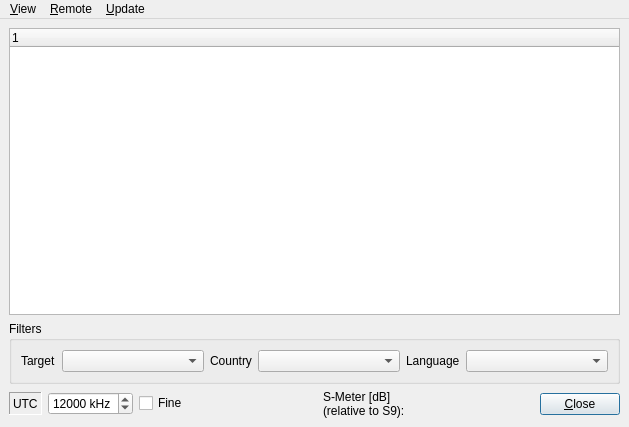
This is dream/src/GUI-QT/StationsDlgbase.ui in mmjee/dream-patched as Qt 5 draws it before an edit. The edited form follows.
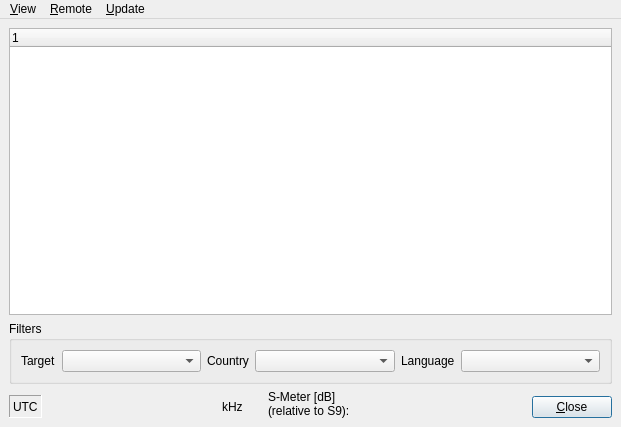
This is the edited form. Icons and pictures are not drawn. Custom widgets are drawn as their Qt base class.

The edit to the form file:
```diff
--- a/dream/src/GUI-QT/StationsDlgbase.ui
+++ b/dream/src/GUI-QT/StationsDlgbase.ui
@@ -6,7 +6,7 @@
    <rect>
     <x>0</x>
     <y>0</y>
-    <width>629</width>
+    <width>621</width>
     <height>427</height>
    </rect>
   </property>
@@ -110,6 +110,16 @@
         <property name="spacing">
          <number>0</number>
         </property>
+         <item>
+          <widget class="QWidget" name="widget_2" native="true">
+           <property name="sizePolicy">
+            <sizepolicy hsizetype="Minimum" vsizetype="Minimum">
+             <horstretch>0</horstretch>
+             <verstretch>0</verstretch>
+            </sizepolicy>
+           </property>
+          </widget>
+         </item>
         <item>
          <layout class="QHBoxLayout" name="horizontalLayout_2">
           <property name="spacing">
@@ -144,25 +154,37 @@
            </widget>
           </item>
           <item>
-           <widget class="QDoubleSpinBox" name="spinBoxFrequency">
-            <property name="suffix">
-             <string> kHz</string>
-            </property>
-            <property name="decimals">
-             <number>0</number>
-            </property>
-            <property name="maximum">
-             <double>30000.000000000000000</double>
-            </property>
-            <property name="value">
-             <double>12000.000000000000000</double>
+            <widget class="QwtCounter" name="QwtCounterFrequency">
+             <property name="sizePolicy">
+              <sizepolicy hsizetype="Fixed" vsizetype="Maximum">
+               <horstretch>0</horstretch>
+               <verstretch>0</verstretch>
+              </sizepolicy>
+             </property>
+             <property name="minimumSize">
+              <size>
+               <width>168</width>
+               <height>0</height>
+              </size>
             </property>
            </widget>
           </item>
           <item>
-           <widget class="QCheckBox" name="checkBoxFrequencyStep">
+            <widget class="QLabel" name="TextLabel1">
+             <property name="sizePolicy">
+              <sizepolicy hsizetype="Minimum" vsizetype="Minimum">
+               <horstretch>0</horstretch>
+               <verstretch>0</verstretch>
+              </sizepolicy>
+             </property>
             <property name="text">
-             <string>Fine</string>
+              <string>kHz</string>
+             </property>
+             <property name="wordWrap">
+              <bool>false</bool>
+             </property>
+             <property name="buddy">
+              <cstring>QwtCounterFrequency</cstring>
             </property>
            </widget>
           </item>
@@ -201,7 +223,20 @@
        </widget>
       </item>
       <item>
-       <layout class="QVBoxLayout" name="sMeterLayout"/>
+        <widget class="QwtThermo" name="ProgrSigStrength">
+         <property name="sizePolicy">
+          <sizepolicy hsizetype="Fixed" vsizetype="Maximum">
+           <horstretch>0</horstretch>
+           <verstretch>0</verstretch>
+          </sizepolicy>
+         </property>
+         <property name="minimumSize">
+          <size>
+           <width>150</width>
+           <height>0</height>
+          </size>
+         </property>
+        </widget>
       </item>
       <item>
        <spacer name="horizontalSpacer">
@@ -224,11 +259,30 @@
         <property name="spacing">
          <number>0</number>
         </property>
+         <item>
+          <widget class="QWidget" name="widget" native="true">
+           <property name="sizePolicy">
+            <sizepolicy hsizetype="Minimum" vsizetype="Minimum">
+             <horstretch>0</horstretch>
+             <verstretch>0</verstretch>
+            </sizepolicy>
+           </property>
+          </widget>
+         </item>
         <item>
          <widget class="QPushButton" name="buttonOk">
+           <property name="sizePolicy">
+            <sizepolicy hsizetype="Minimum" vsizetype="Maximum">
+             <horstretch>0</horstretch>
+             <verstretch>0</verstretch>
+            </sizepolicy>
+           </property>
           <property name="text">
            <string>&amp;Close</string>
           </property>
+           <property name="autoDefault">
+            <bool>true</bool>
+           </property>
           <property name="default">
            <bool>true</bool>
           </property>
@@ -241,14 +295,6 @@
    </layout>
   </widget>
   <widget class="QMenuBar" name="menubar">
-   <property name="geometry">
-    <rect>
-     <x>0</x>
-     <y>0</y>
-     <width>629</width>
-     <height>23</height>
-    </rect>
-   </property>
    <widget class="QMenu" name="menuView">
     <property name="title">
      <string>&amp;View</string>
@@ -357,6 +403,18 @@
    </property>
   </action>
  </widget>
+ <customwidgets>
+  <customwidget>
+   <class>QwtCounter</class>
+   <extends>QWidget</extends>
+   <header>qwt_counter.h</header>
+  </customwidget>
+  <customwidget>
+   <class>QwtThermo</class>
+   <extends>QWidget</extends>
+   <header>qwt_thermo.h</header>
+  </customwidget>
+ </customwidgets>
  <resources>
   <include location="res/icons.qrc"/>
  </resources>
```
Lines whose indentation alone changed are shown as unchanged.
